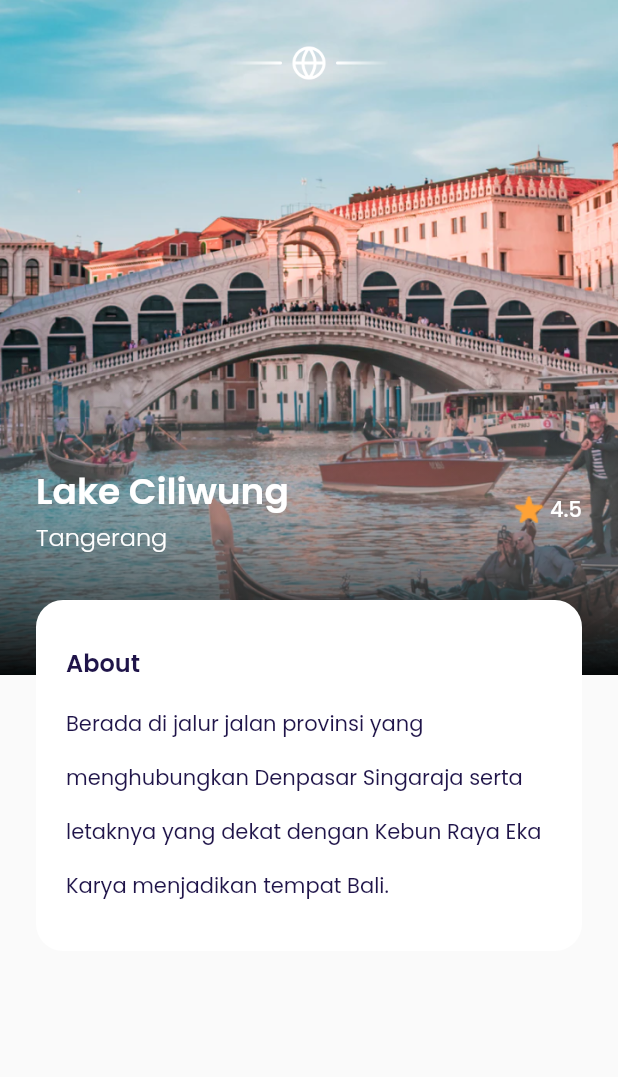
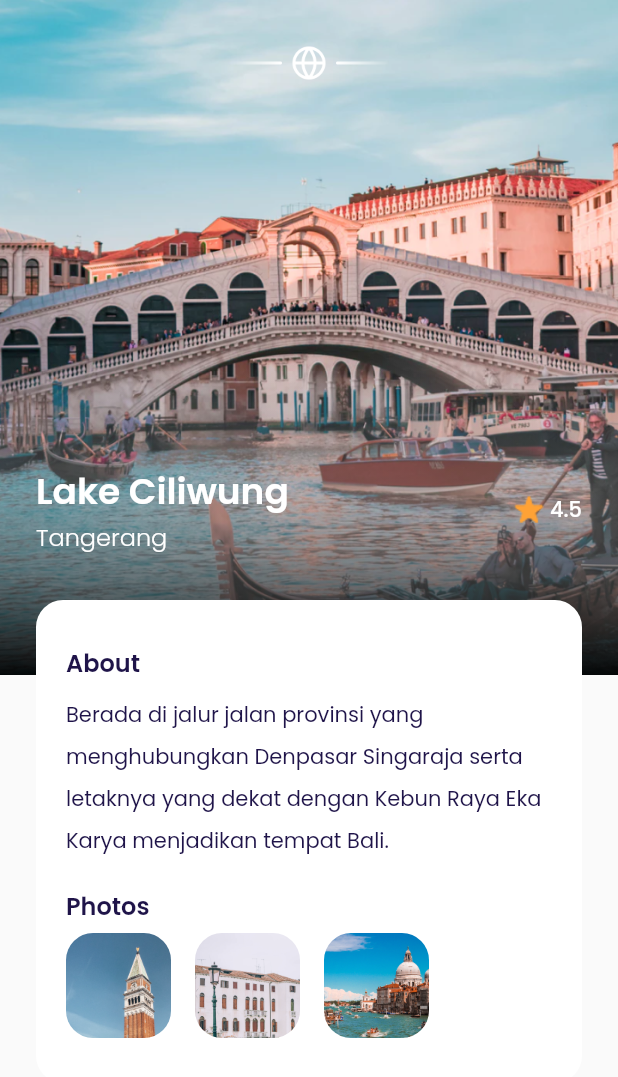
Before and after one commit to acepnurmansidik/MobileApp-Travel, a Flutter app: the DetailPage screen opened directly, on a phone screen of 412 x 824 dp. Shown: the top 1077 px of the screen. Run offline on Flutter 3.47's test engine with Material 2 defaults, Android fonts, the phone set to English and light mode, and no system bars; our stand-ins replace google_fonts.

Commit message:
Detail page - photos

```diff
--- a/lib/ui/pages/DetailPage.dart
+++ b/lib/ui/pages/DetailPage.dart
@@ -1,3 +1,4 @@
+import 'package:airplane/ui/widgets/photo_item.dart';
 import 'package:flutter/material.dart';
 import '../../shared/theme.dart';
 
@@ -127,7 +128,26 @@ class DetailPage extends StatelessWidget {
                   Text(
                     'Berada di jalur jalan provinsi yang menghubungkan Denpasar Singaraja serta letaknya yang dekat dengan Kebun Raya Eka Karya menjadikan tempat Bali.',
                     style: blackStyle.copyWith(
-                      height: 2.6
+                      height: 2
+                    ),
+                  ),
+                  SizedBox(height: 20,),
+                  Text(
+                    'Photos',
+                    style: blackStyle.copyWith(
+                      fontSize: 16,
+                      fontWeight: semibold
+                    ),
+                  ),
+                  SizedBox(height: 6,),
+                  SingleChildScrollView(
+                    scrollDirection: Axis.horizontal,
+                    child: Row(
+                      children: [
+                        PhotoItem(imgUrl: 'image_photo1.png'),
+                        PhotoItem(imgUrl: 'image_photo2.png'),
+                        PhotoItem(imgUrl: 'image_photo3.png'),
+                      ],
                     ),
                   )
                 ],
--- /dev/null
+++ b/lib/ui/widgets/photo_item.dart
@@ -0,0 +1,20 @@
+import 'package:flutter/material.dart';
+
+class PhotoItem extends StatelessWidget {
+  final String imgUrl;
+  const PhotoItem({Key? key, required this.imgUrl}) : super(key: key);
+
+  @override
+  Widget build(BuildContext context) {
+    return Container(
+      height: 70,
+      width: 70,
+      margin: EdgeInsets.only(right: 16),
+      decoration: BoxDecoration(
+          borderRadius: BorderRadius.circular(18),
+          image: DecorationImage(
+              fit: BoxFit.cover,
+              image: AssetImage('assets/images/$imgUrl'))),
+    );
+  }
+}
```
